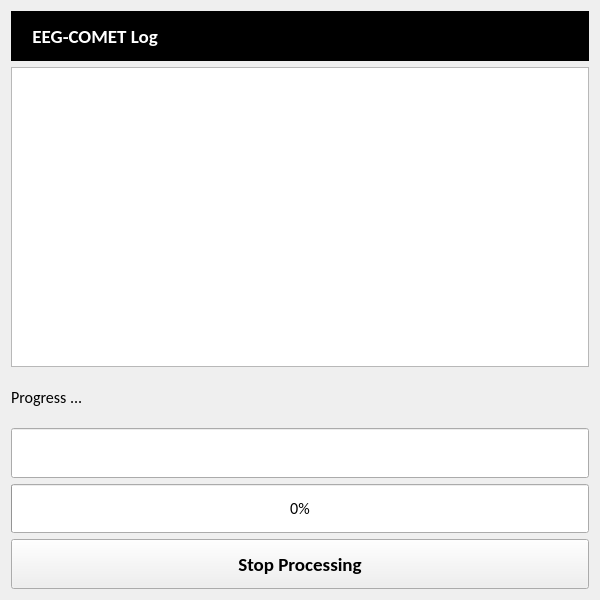
The window that EEG_COMET/ui/LogWindow.ui (eeg-comet/eeg-comet) describes before a commit, drawn with Qt 5.
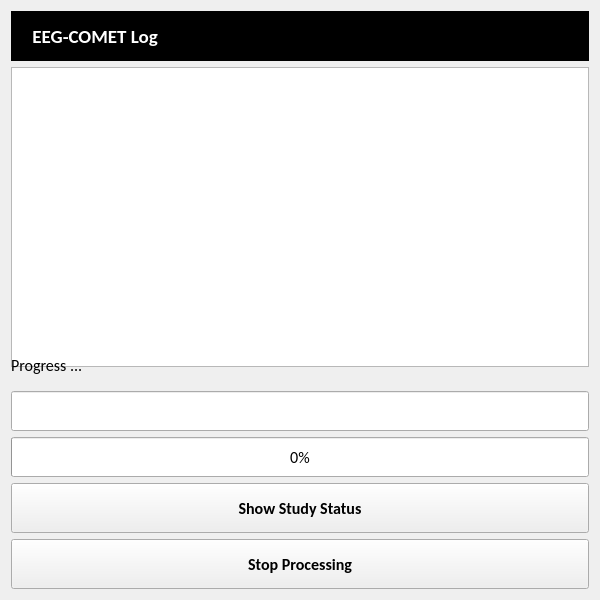
The same window after the commit.

Commit message: improved study status display

```diff
--- a/EEG_COMET/ui/LogWindow.ui
+++ b/EEG_COMET/ui/LogWindow.ui
@@ -186,6 +186,42 @@
        </property>
       </widget>
      </item>
+     <item>
+      <widget class="QPushButton" name="progress_status_button">
+       <property name="sizePolicy">
+        <sizepolicy hsizetype="Preferred" vsizetype="Preferred">
+         <horstretch>0</horstretch>
+         <verstretch>0</verstretch>
+        </sizepolicy>
+       </property>
+       <property name="minimumSize">
+        <size>
+         <width>0</width>
+         <height>50</height>
+        </size>
+       </property>
+       <property name="maximumSize">
+        <size>
+         <width>16777215</width>
+         <height>100</height>
+        </size>
+       </property>
+       <property name="font">
+        <font>
+         <family>Calibri</family>
+         <pointsize>12</pointsize>
+         <weight>75</weight>
+         <bold>true</bold>
+        </font>
+       </property>
+       <property name="cursor">
+        <cursorShape>PointingHandCursor</cursorShape>
+       </property>
+       <property name="text">
+        <string>Show Study Status</string>
+       </property>
+      </widget>
+     </item>
      <item>
       <widget class="QPushButton" name="progress_stop_button">
        <property name="sizePolicy">
@@ -209,7 +245,7 @@
        <property name="font">
         <font>
          <family>Calibri</family>
-         <pointsize>14</pointsize>
+         <pointsize>12</pointsize>
          <weight>75</weight>
          <bold>true</bold>
         </font>
```
The commit also changes 2 other files.
